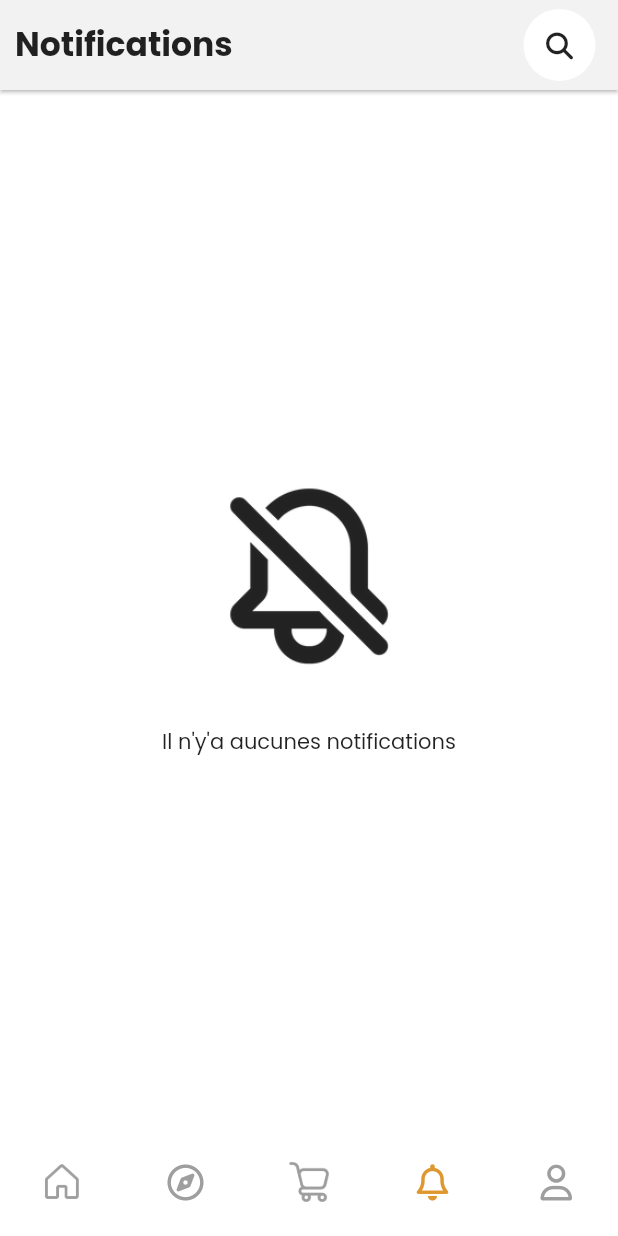
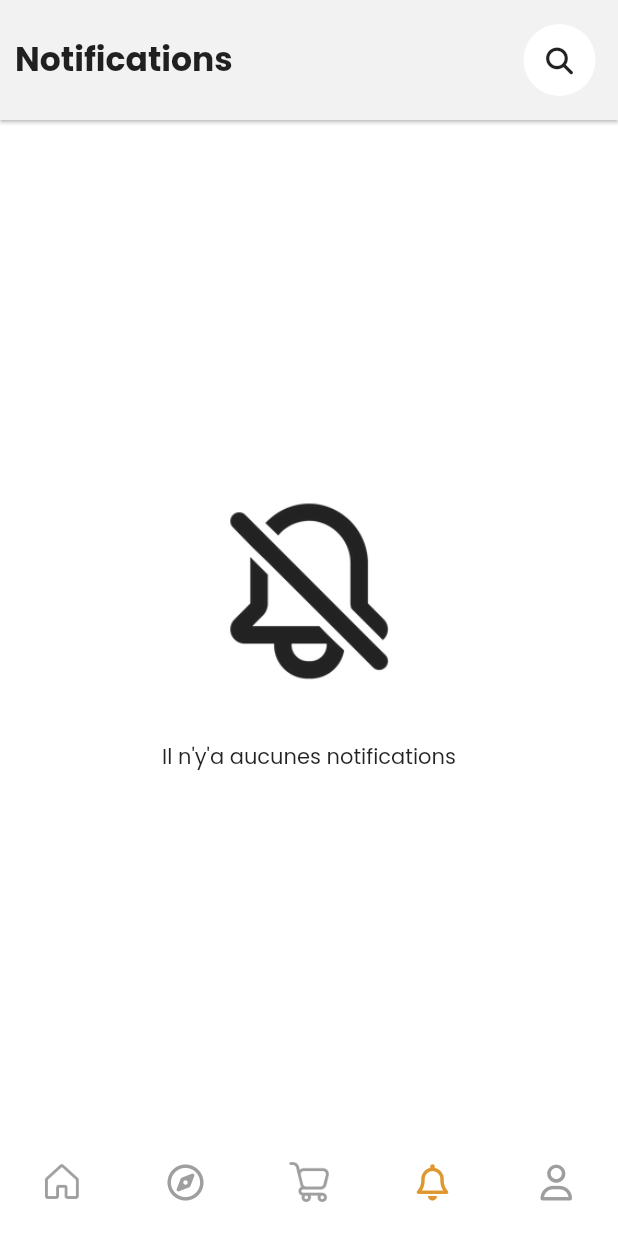
Before and after one commit to pierreEdimo/houlala, a Flutter app: the screen it shows after launch, item 4 of the bottom bar chosen, on a phone screen of 412 x 824 dp. Run offline on Flutter 3.47's test engine with Material 2 defaults, Android fonts, the phone set to English and light mode, and no system bars; our stand-ins replace auto_size_text, connectivity_plus, flutter_dotenv, flutter_markdown, flutter_secure_storage, font_awesome_flutter and 5 more; missing offline and left inert: flutter_launch, launch_review; accounts and stored records are empty; network calls fail.

Commit message:
ajouter le Container pour le standardCustomappbar

```diff
--- a/lib/screens/home_screen.dart
+++ b/lib/screens/home_screen.dart
@@ -38,7 +38,8 @@ class HomeScreen extends StatelessWidget {
                     CustomAppBar(
                       title: 'houlala',
                     ),
-                    SingleChildScrollView(
+                    Expanded(
+                      child: SingleChildScrollView(
                         child: Column(
                           children: [
                             CustomBoxContainer(
@@ -129,6 +130,7 @@ class HomeScreen extends StatelessWidget {
                           ],
                         ),
                       ),
+                    ),
                   ],
                 ),
               ),
--- a/lib/widget/standard_custom_app_bar.dart
+++ b/lib/widget/standard_custom_app_bar.dart
@@ -11,7 +11,7 @@ class CustomAppBar extends StatelessWidget with PreferredSizeWidget {
   CustomAppBar({
     this.title,
     Key? key,
-  })  : preferredSize = const Size.fromHeight(60.0),
+  })  : preferredSize = const Size.fromHeight(80.0),
         super(key: key);
 
   @override
@@ -25,6 +25,7 @@ class CustomAppBar extends StatelessWidget with PreferredSizeWidget {
           child: Center(
             child: Row(
               mainAxisAlignment: MainAxisAlignment.spaceBetween,
+              crossAxisAlignment: CrossAxisAlignment.center,
               children: [
                 Text(
                   title!,
```
Lines whose indentation alone changed are shown as unchanged.
